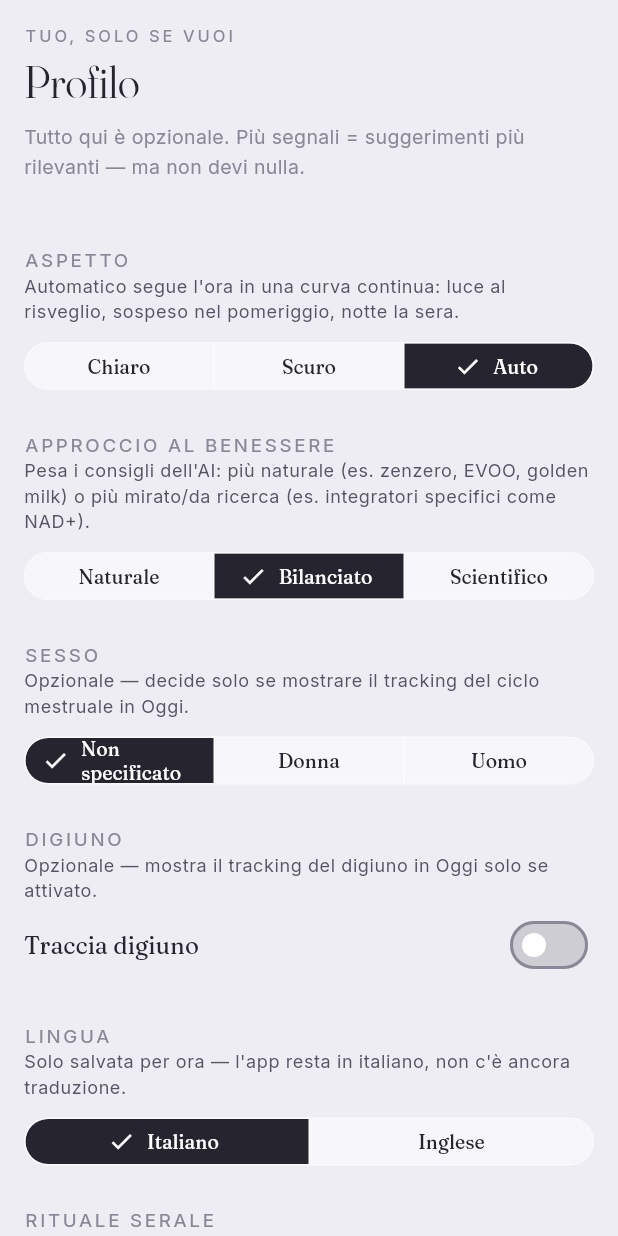
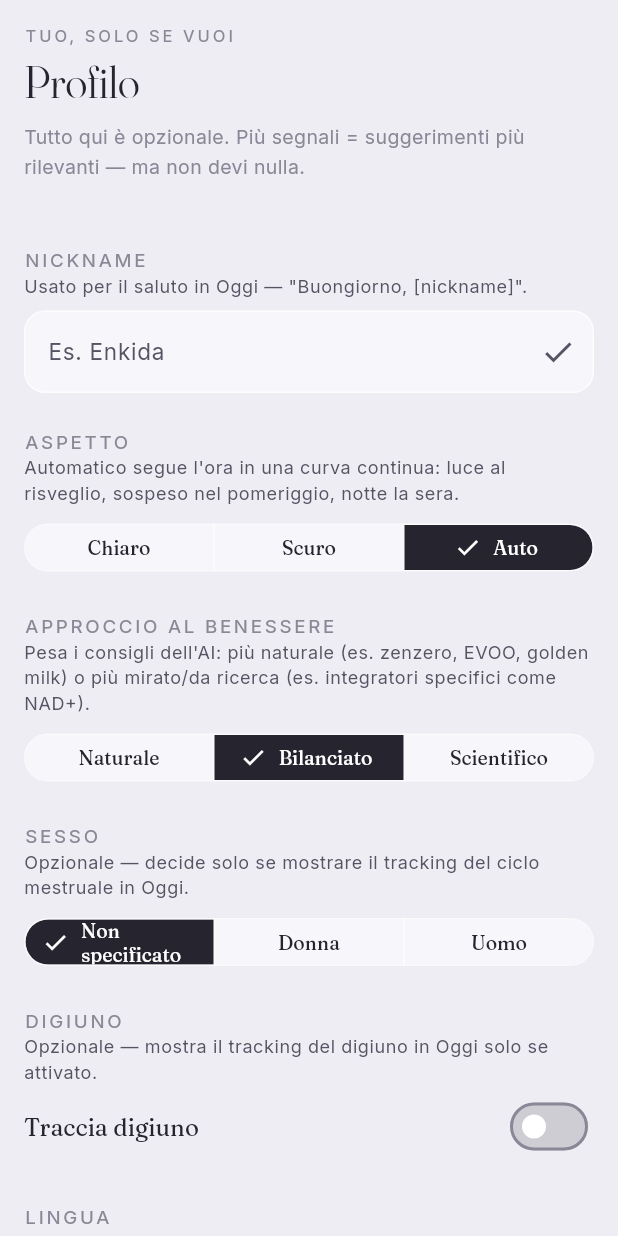
Before and after one commit to enkidaa/pura, a Flutter app: the ProfileScreen widget shown alone on an empty page, opened directly, on a phone screen of 412 x 824 dp. Run offline on Flutter 3.47's test engine with Material 3 defaults, Android fonts, the phone set to English and light mode, and no system bars; our stand-ins replace file_picker, image_picker, supabase_flutter; missing offline and left inert: health; accounts and stored records are empty; network calls fail.

Commit message:
Add nickname and a lightweight IT/EN/FR translation system
Nickname is set at signup or from Profilo and used for the Oggi greeting.
The translation system is a small AppLocale/AppStrings pair wired through
an InheritedNotifier in MaterialApp.builder, not a full intl setup — only
Oggi and the Ritual are translated so far, the rest follows incrementally.

```diff
--- a/lib/main.dart
+++ b/lib/main.dart
@@ -4,6 +4,8 @@ import 'package:flutter/material.dart';
 import 'package:supabase_flutter/supabase_flutter.dart';
 
 import 'app_theme.dart';
+import 'l10n/app_locale.dart';
+import 'l10n/app_strings.dart';
 import 'screens/auth/auth_gate.dart';
 import 'services/supabase_config.dart';
 
@@ -60,6 +62,7 @@ class _PuraAppState extends State<PuraApp> with WidgetsBindingObserver {
           // circadian "Automatico" curve) — forcing light here just stops
           // MaterialApp from also applying the OS dark-mode toggle on top.
           themeMode: ThemeMode.light,
+          builder: (context, child) => LocaleScope(notifier: appLocaleNotifier, child: child!),
           home: const AuthGate(),
         );
       },
--- a/lib/models/app_settings.dart
+++ b/lib/models/app_settings.dart
@@ -12,6 +12,7 @@ class AppSettings {
     required this.approach,
     required this.sex,
     required this.fastingEnabled,
+    required this.nickname,
   });
 
   final ThemeMode themeMode;
@@ -20,6 +21,7 @@ class AppSettings {
   final WellnessApproach approach;
   final UserSex sex;
   final bool fastingEnabled;
+  final String? nickname;
 
   static const defaults = AppSettings(
     themeMode: ThemeMode.system,
@@ -28,6 +30,7 @@ class AppSettings {
     approach: WellnessApproach.balanced,
     sex: UserSex.unspecified,
     fastingEnabled: false,
+    nickname: null,
   );
 
   AppSettings copyWith({
@@ -37,6 +40,7 @@ class AppSettings {
     WellnessApproach? approach,
     UserSex? sex,
     bool? fastingEnabled,
+    String? nickname,
   }) {
     return AppSettings(
       themeMode: themeMode ?? this.themeMode,
@@ -45,6 +49,7 @@ class AppSettings {
       approach: approach ?? this.approach,
       sex: sex ?? this.sex,
       fastingEnabled: fastingEnabled ?? this.fastingEnabled,
+      nickname: nickname ?? this.nickname,
     );
   }
 }
--- a/lib/screens/auth/sign_in_screen.dart
+++ b/lib/screens/auth/sign_in_screen.dart
@@ -2,6 +2,7 @@ import 'package:flutter/material.dart';
 import 'package:supabase_flutter/supabase_flutter.dart';
 
 import '../../services/auth_service.dart';
+import '../../services/settings_service.dart';
 
 class SignInScreen extends StatefulWidget {
   const SignInScreen({super.key});
@@ -14,6 +15,7 @@ class _SignInScreenState extends State<SignInScreen> {
   final _authService = AuthService();
   final _emailController = TextEditingController();
   final _passwordController = TextEditingController();
+  final _nicknameController = TextEditingController();
 
   bool _isSignUp = false;
   bool _loading = false;
@@ -23,6 +25,7 @@ class _SignInScreenState extends State<SignInScreen> {
   void dispose() {
     _emailController.dispose();
     _passwordController.dispose();
+    _nicknameController.dispose();
     super.dispose();
   }
 
@@ -38,6 +41,15 @@ class _SignInScreenState extends State<SignInScreen> {
           email: _emailController.text.trim(),
           password: _passwordController.text,
         );
+        final nickname = _nicknameController.text.trim();
+        if (nickname.isNotEmpty) {
+          try {
+            await SettingsService().saveNickname(nickname);
+          } catch (_) {
+            // No active session yet (email confirmation pending) — the
+            // user can still set it later from Profilo.
+          }
+        }
       } else {
         await _authService.signIn(
           email: _emailController.text.trim(),
@@ -79,6 +91,13 @@ class _SignInScreenState extends State<SignInScreen> {
                   obscureText: true,
                   decoration: const InputDecoration(labelText: 'Password'),
                 ),
+                if (_isSignUp) ...[
+                  const SizedBox(height: 12),
+                  TextField(
+                    controller: _nicknameController,
+                    decoration: const InputDecoration(labelText: 'Nickname (opzionale)'),
+                  ),
+                ],
                 if (_errorMessage != null) ...[
                   const SizedBox(height: 12),
                   Text(
--- a/lib/screens/profile_screen.dart
+++ b/lib/screens/profile_screen.dart
@@ -5,6 +5,7 @@ import 'package:flutter/material.dart';
 import 'package:supabase_flutter/supabase_flutter.dart';
 
 import '../app_theme.dart';
+import '../l10n/app_locale.dart';
 import '../models/app_settings.dart';
 import '../models/user_document.dart';
 import '../services/auth_service.dart';
@@ -26,6 +27,7 @@ class _ProfileScreenState extends State<ProfileScreen> {
 
   AppSettings _settings = AppSettings.defaults;
   bool _loading = true;
+  final _nicknameController = TextEditingController();
 
   List<UserDocument> _documents = [];
   bool _documentsLoading = true;
@@ -38,16 +40,29 @@ class _ProfileScreenState extends State<ProfileScreen> {
     _loadDocuments();
   }
 
+  @override
+  void dispose() {
+    _nicknameController.dispose();
+    super.dispose();
+  }
+
   Future<void> _loadSettings() async {
     try {
       final settings = await _settingsService.loadSettings();
       setState(() {
         _settings = settings;
+        _nicknameController.text = settings.nickname ?? '';
         _loading = false;
       });
     } catch (_) {
       if (mounted) setState(() => _loading = false);
     }
+  }
+
+  Future<void> _saveNickname() async {
+    final trimmed = _nicknameController.text.trim();
+    setState(() => _settings = _settings.copyWith(nickname: trimmed.isEmpty ? null : trimmed));
+    await _save(() => _settingsService.saveNickname(trimmed.isEmpty ? null : trimmed));
   }
 
   Future<void> _setThemeMode(ThemeMode mode) async {
@@ -58,6 +73,7 @@ class _ProfileScreenState extends State<ProfileScreen> {
 
   Future<void> _setLanguage(String language) async {
     setState(() => _settings = _settings.copyWith(language: language));
+    appLocaleNotifier.value = localeFromCode(language);
     await _save(() => _settingsService.saveLanguage(language));
   }
 
@@ -175,6 +191,25 @@ class _ProfileScreenState extends State<ProfileScreen> {
             subtitle: 'Tutto qui è opzionale. Più segnali = suggerimenti più rilevanti — ma non devi nulla.\n$email',
           ),
           const SizedBox(height: 24),
+          Text('NICKNAME', style: Theme.of(context).textTheme.labelMedium),
+          Text(
+            'Usato per il saluto in Oggi — "Buongiorno, [nickname]".',
+            style: Theme.of(context).textTheme.bodySmall,
+          ),
+          const SizedBox(height: 8),
+          TextField(
+            controller: _nicknameController,
+            textInputAction: TextInputAction.done,
+            onSubmitted: (_) => _saveNickname(),
+            decoration: InputDecoration(
+              hintText: 'Es. Enkida',
+              suffixIcon: IconButton(
+                icon: const Icon(Icons.check),
+                onPressed: _saveNickname,
+              ),
+            ),
+          ),
+          const SizedBox(height: 24),
           Text('ASPETTO', style: Theme.of(context).textTheme.labelMedium),
           Text(
             'Automatico segue l\'ora in una curva continua: luce al risveglio, '
@@ -239,14 +274,15 @@ class _ProfileScreenState extends State<ProfileScreen> {
           const SizedBox(height: 24),
           Text('LINGUA', style: Theme.of(context).textTheme.labelMedium),
           Text(
-            'Solo salvata per ora — l\'app resta in italiano, non c\'è ancora traduzione.',
+            'Per ora traduce Oggi e il Ritual — il resto arriva a breve.',
             style: Theme.of(context).textTheme.bodySmall,
           ),
           const SizedBox(height: 8),
           SegmentedButton<String>(
             segments: const [
               ButtonSegment(value: 'it', label: Text('Italiano')),
-              ButtonSegment(value: 'en', label: Text('Inglese')),
+              ButtonSegment(value: 'en', label: Text('English')),
+              ButtonSegment(value: 'fr', label: Text('Français')),
             ],
             selected: {_settings.language},
             onSelectionChanged: (selection) => _setLanguage(selection.first),
@@ -277,7 +313,7 @@ class _ProfileScreenState extends State<ProfileScreen> {
               ? const Center(child: CircularProgressIndicator())
               : Column(
                   children: _documents
-                      .map((doc) => AppCard(padding: EdgeInsets.zero,
+                      .map((doc) => AppCard(blur: 0, padding: EdgeInsets.zero,
                             child: ListTile(
                               leading: const Icon(Icons.description_outlined),
                               title: Text(doc.label),
--- a/lib/services/settings_service.dart
+++ b/lib/services/settings_service.dart
@@ -12,7 +12,7 @@ class SettingsService {
     final rows = await _client
         .from('profiles')
         .select(
-          'theme_mode, language, evening_ritual_time, approach, sex, fasting_enabled',
+          'theme_mode, language, evening_ritual_time, approach, sex, fasting_enabled, nickname',
         )
         .eq('user_id', userId)
         .limit(1);
@@ -27,6 +27,7 @@ class SettingsService {
       approach: _parseApproach(row['approach'] as String?),
       sex: _parseSex(row['sex'] as String?),
       fastingEnabled: row['fasting_enabled'] as bool? ?? false,
+      nickname: row['nickname'] as String?,
     );
   }
 
@@ -54,6 +55,10 @@ class SettingsService {
 
   Future<void> saveFastingEnabled(bool value) {
     return _upsert({'fasting_enabled': value});
+  }
+
+  Future<void> saveNickname(String? nickname) {
+    return _upsert({'nickname': nickname});
   }
 
   Future<void> _upsert(Map<String, dynamic> values) async {
```
Also changed, not shown: lib/l10n/app_locale.dart (added, +29 -0 lines), lib/l10n/app_strings.dart (added, +141 -0 lines), 1 other file.
